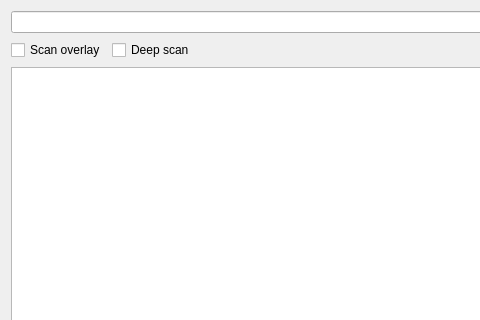
Old version of the form gui_source/guimainwindow.ui in the repository horsicq/XVedogon; both pictures show x 0 to 480 and y 0 to 320 of the 657 by 414 pixel window.
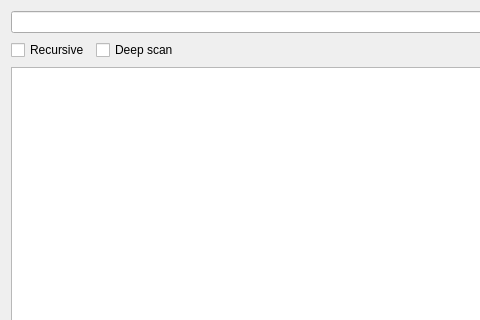
New version of the form.

```diff
--- a/gui_source/guimainwindow.ui
+++ b/gui_source/guimainwindow.ui
@@ -38,7 +38,7 @@
       <item>
        <widget class="QCheckBox" name="checkBoxScanOverlay">
         <property name="text">
-         <string>Scan overlay</string>
+         <string>Recursive</string>
         </property>
        </widget>
       </item>
```
Left out of the diff: 2 changed lines with no effect on the pictures.
